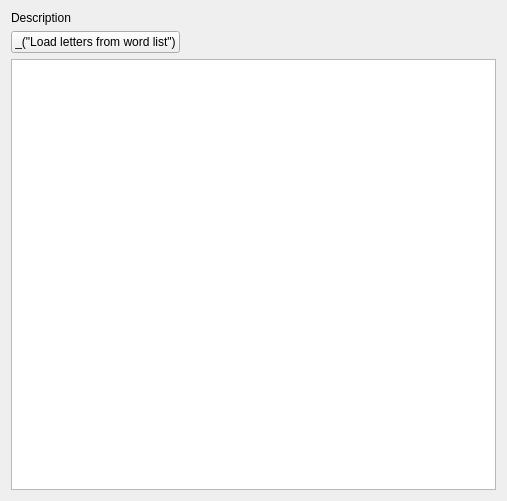
Old version of the form qt/ui/dic_wizard_letters_def_page.ui in the repository cjlano/eliot.
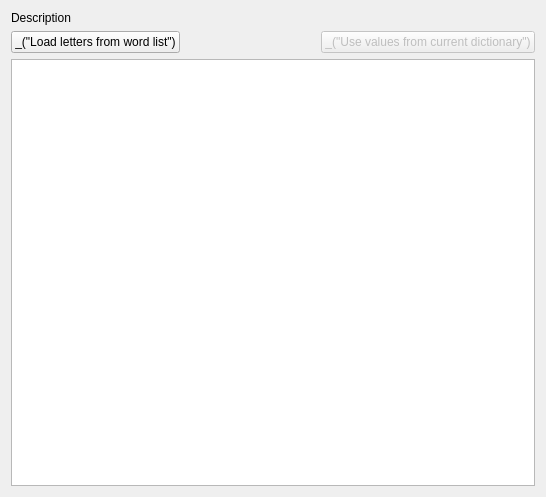
New version of the form.

Commit message: Dictionary wizard: new button to load the letter values from the current dictionary

```diff
--- a/qt/ui/dic_wizard_letters_def_page.ui
+++ b/qt/ui/dic_wizard_letters_def_page.ui
@@ -6,8 +6,8 @@
    <rect>
     <x>0</x>
     <y>0</y>
-    <width>507</width>
-    <height>501</height>
+    <width>546</width>
+    <height>497</height>
    </rect>
   </property>
   <layout class="QVBoxLayout" name="verticalLayout">
@@ -43,6 +43,19 @@
        </property>
       </spacer>
      </item>
+     <item>
+      <widget class="QPushButton" name="buttonLoadFromDic">
+       <property name="enabled">
+        <bool>false</bool>
+       </property>
+       <property name="toolTip">
+        <string>_(&quot;Use the values for the current dictionary for all the letters below (unknown letters will be ignored)&quot;)</string>
+       </property>
+       <property name="text">
+        <string>_(&quot;Use values from current dictionary&quot;)</string>
+       </property>
+      </widget>
+     </item>
     </layout>
    </item>
    <item>
```
The commit also changes 3 other files.
